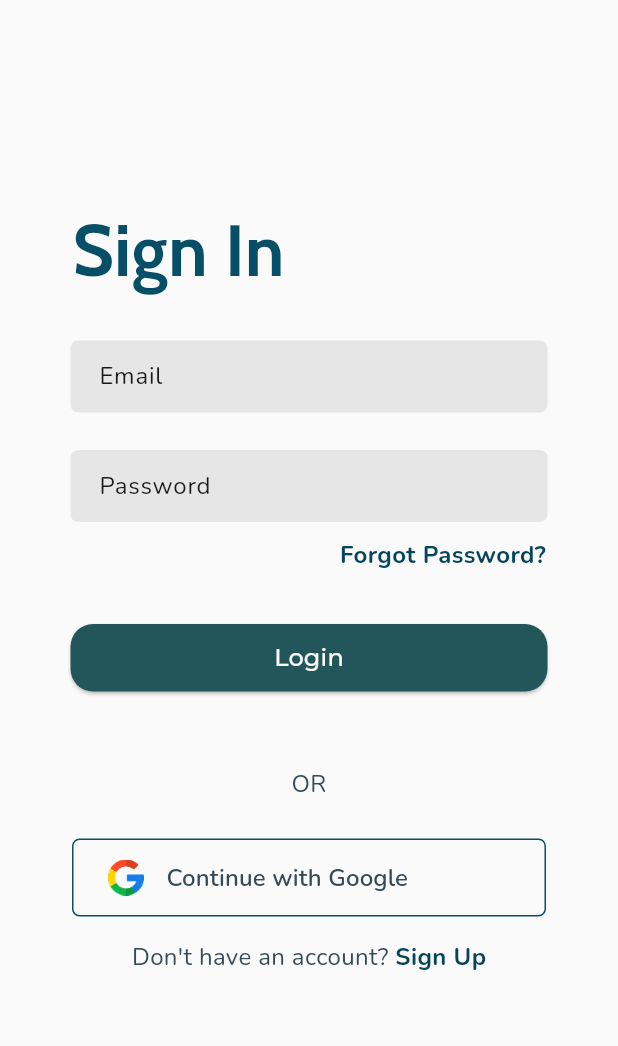
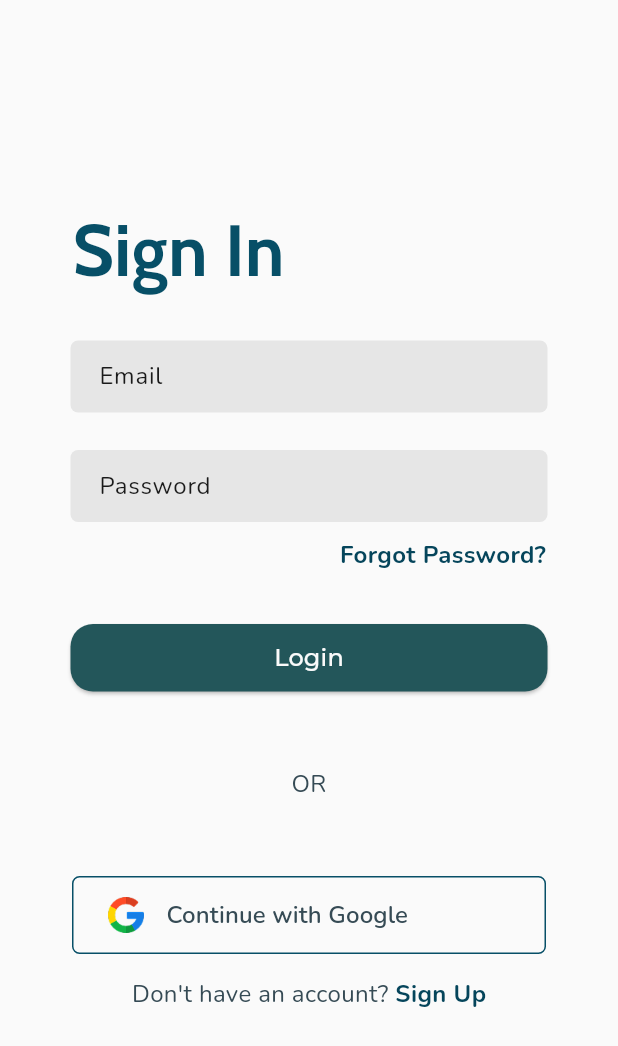
Before and after one commit to Steff1928/301.3_Flutter_Firebase_App, a Flutter app: the screen it shows after launch, after a tap on "Sign In", on a phone screen of 412 x 824 dp. Shown: the top 1046 px of the screen. Run offline on Flutter 3.47's test engine with Material 3 defaults, Android fonts, the phone set to English and light mode, and no system bars; our stand-ins replace cloud_firestore, firebase_auth, firebase_core, google_sign_in; accounts and stored records are empty.

Commit message:
Comments, code cleanup and formatting

```diff
--- a/edubot/lib/components/chat_history_tile.dart
+++ b/edubot/lib/components/chat_history_tile.dart
@@ -6,9 +6,11 @@ class ChatHistoryTile extends StatelessWidget {
   @override
   Widget build(BuildContext context) {
     return SizedBox(
+      // Set the width of the tile to be full and add padding
       width: double.infinity,
       child: Padding(
         padding: const EdgeInsets.symmetric(horizontal: 20.0, vertical: 15),
+        // Create an OutlinedButtom with rounded corners and shadow
         child: OutlinedButton(
           style: OutlinedButton.styleFrom(
             foregroundColor: Color(0xFF05455B),
@@ -19,7 +21,8 @@ class ChatHistoryTile extends StatelessWidget {
               borderRadius: BorderRadius.circular(12),
             ),
           ),
-          onPressed: () {},
+          onPressed: () {}, // TODO: Load conversation item from chat memory
+          // Set the button content to be a Row
           child: Row(
             mainAxisAlignment: MainAxisAlignment.spaceBetween,
             children: [
--- a/edubot/lib/components/error_tile.dart
+++ b/edubot/lib/components/error_tile.dart
@@ -8,6 +8,7 @@ class ErrorTile extends StatelessWidget {
   @override
   Widget build(BuildContext context) {
     return Padding(
+      // Set the padding for the error tile and establish container style
       padding: const EdgeInsets.only(top: 10.0, left: 48, right: 48),
       child: Container(
         decoration: BoxDecoration(
--- a/edubot/lib/components/primary_button.dart
+++ b/edubot/lib/components/primary_button.dart
@@ -2,14 +2,12 @@ import 'package:flutter/material.dart';
 
 class PrimaryButton extends StatelessWidget {
   final String text;
-  final double width;
   final double height;
   final void Function()? onPressed;
 
   const PrimaryButton({
     super.key,
     required this.text,
-    required this.width,
     required this.height,
     required this.onPressed,
   });
@@ -17,12 +15,14 @@ class PrimaryButton extends StatelessWidget {
   @override
   Widget build(BuildContext context) {
     return SizedBox(
+      // Set the width of the button to be full and add padding
       width: double.infinity,
       height: height,
       child: Padding(
         padding: const EdgeInsets.symmetric(horizontal: 47.0),
         child: ElevatedButton.icon(
           onPressed: onPressed,
+          // Add button styling
           style: ElevatedButton.styleFrom(
             backgroundColor: Color(0xFF23565A),
             foregroundColor: Color(0xFFFAFAFA),
@@ -30,6 +30,7 @@ class PrimaryButton extends StatelessWidget {
               borderRadius: BorderRadius.circular(15.0),
             ),
           ),
+          // Set the button content to text passed in
           label: Text(
             text,
             style: TextStyle(fontFamily: "Montserrat", fontSize: 16),
--- a/edubot/lib/components/primary_text_field.dart
+++ b/edubot/lib/components/primary_text_field.dart
@@ -18,10 +18,13 @@ class PrimaryTextField extends StatelessWidget {
   @override
   Widget build(BuildContext context) {
     return Padding(
+      // Set the padding for the text field and establish required properties
       padding: const EdgeInsets.symmetric(horizontal: 47),
       child: TextFormField(
         controller: controller,
         obscureText: obscureText,
+
+        // Text field styling
         style: TextStyle(color: Color(0xFF1A1A1A)),
         cursorColor: Color(0xFF074F67),
 
--- a/edubot/lib/components/secondary_button.dart
+++ b/edubot/lib/components/secondary_button.dart
@@ -2,14 +2,12 @@ import 'package:flutter/material.dart';
 
 class SecondaryButton extends StatelessWidget {
   final String text;
-  final double width;
   final double height;
   final void Function()? onPressed;
 
   const SecondaryButton({
     super.key,
     required this.text,
-    required this.width,
     required this.height,
     required this.onPressed,
   });
@@ -17,6 +15,7 @@ class SecondaryButton extends StatelessWidget {
   @override
   Widget build(BuildContext context) {
     return SizedBox(
+      // Set the width of the button to be full and add padding
       width: double.infinity,
       height: height,
       child: Padding(
@@ -31,7 +30,6 @@ class SecondaryButton extends StatelessWidget {
             shape: RoundedRectangleBorder(
               borderRadius: BorderRadius.circular(15.0),
             ),
-            fixedSize: Size(width, height),
           ),
           label: Text(
             text,
--- a/edubot/lib/components/settings_tile.dart
+++ b/edubot/lib/components/settings_tile.dart
@@ -3,6 +3,7 @@ import 'package:flutter/material.dart';
 class SettingsTile extends StatelessWidget {
   const SettingsTile({super.key, required this.title, required this.icon, this.onTap});
 
+  // Initialize the required variables
   final String title;
   final IconData icon;
   final Function()? onTap;
@@ -10,6 +11,7 @@ class SettingsTile extends StatelessWidget {
   @override
   Widget build(BuildContext context) {
     return ListTile(
+      // Set the tile style
       contentPadding: EdgeInsets.symmetric(horizontal: 27),
       leading: Icon(icon, color: Color(0xFF1A1A1A)),
       title: Text(
--- a/edubot/lib/components/sso_tile.dart
+++ b/edubot/lib/components/sso_tile.dart
@@ -1,6 +1,7 @@
 import 'package:flutter/material.dart';
 
 class SsoTile extends StatelessWidget {
+  // Initialise the required variables
   final String imagePath;
   final double width;
   final double height;
@@ -17,10 +18,12 @@ class SsoTile extends StatelessWidget {
   @override
   Widget build(BuildContext context) {
     return SizedBox(
+      // Set the width of the button tile to be full and add padding
       width: double.infinity,
       height: height,
       child: Padding(
         padding: const EdgeInsets.symmetric(horizontal: 48),
+        // Add button styling
         child: OutlinedButton(
           onPressed: onPressed,
           style: OutlinedButton.styleFrom(
@@ -32,6 +35,7 @@ class SsoTile extends StatelessWidget {
               borderRadius: BorderRadius.circular(5),
             ),
           ),
+          // Set the tile content to text passed in and the image
           child: Row(
             children: [
               Padding(
--- a/edubot/lib/main.dart
+++ b/edubot/lib/main.dart
@@ -8,9 +8,12 @@ import 'package:provider/provider.dart';
 import 'firebase_options.dart';
 
 void main() async {
+  // Initialize Firebase
   WidgetsFlutterBinding.ensureInitialized();
   await Firebase.initializeApp(options: DefaultFirebaseOptions.currentPlatform);
   runApp(
+    // Initialize the app within a ChangeNotifierProvider
+    // to provide the ChatProvider to the entire app
     ChangeNotifierProvider(
       create: (context) => ChatProvider(),
       child: const MyApp(),
@@ -23,6 +26,7 @@ class MyApp extends StatelessWidget {
 
   @override
   Widget build(BuildContext context) {
+    // Set the app theme, itle and additional properties
     return MaterialApp(
       title: "EduBot",
       debugShowCheckedModeBanner: false,
--- a/edubot/lib/pages/intro_page.dart
+++ b/edubot/lib/pages/intro_page.dart
@@ -105,7 +105,6 @@ class IntroPage extends StatelessWidget {
                       children: [
                         PrimaryButton(
                           text: "Sign In",
-                          width: 318,
                           height: 45,
                           onPressed: () {
                             Navigator.push(
@@ -122,7 +121,6 @@ class IntroPage extends StatelessWidget {
                         // Register button
                         SecondaryButton(
                           text: "Create Account",
-                          width: 318,
                           height: 45,
                           onPressed: () {
                             Navigator.push(
--- a/edubot/lib/pages/user_login_page.dart
+++ b/edubot/lib/pages/user_login_page.dart
@@ -9,7 +9,7 @@ import 'package:edubot/services/authentication/google_service.dart';
 import 'package:flutter/material.dart';
 
 class UserLoginPage extends StatefulWidget {
-  final void Function()? onTap;
+  final void Function()? onTap; // Function to navigate to the sign up page
 
   const UserLoginPage({super.key, required this.onTap});
 
@@ -51,6 +51,7 @@ class _UserLoginPageState extends State<UserLoginPage> {
     // Attempt google sign in
     await googleService.signInWithGoogle();
 
+    // Check if user is signed in (all messages displayed in the snackbar)
     if (authManager.getCurrentUser() != null) {
       final snackBar = SnackBar(
         content: Row(
@@ -126,13 +127,14 @@ class _UserLoginPageState extends State<UserLoginPage> {
       },
     );
 
+    // If all fields are filled, try login
     if (_emailController.text != "" && _passwordController.text != "") {
-      // Try login
       try {
         await authManager.signIn(
           _emailController.text,
           _passwordController.text,
         );
+        // Show snackbar if login is successful
         final snackBar = SnackBar(
           content: Row(
             children: [
@@ -162,6 +164,7 @@ class _UserLoginPageState extends State<UserLoginPage> {
         });
       }
     } else {
+      // Show error message if any field is empty
       setState(() {
         _errorMessage = "All fields are required.";
       });
@@ -169,6 +172,7 @@ class _UserLoginPageState extends State<UserLoginPage> {
       return;
     }
 
+    // Remove all pages in the navigation stack
     if (authManager.getCurrentUser() != null) {
       navigator.pushAndRemoveUntil(
         MaterialPageRoute(builder: (_) => AuthGate()),
@@ -233,6 +237,7 @@ class _UserLoginPageState extends State<UserLoginPage> {
                     Padding(
                       padding: const EdgeInsets.only(right: 48, top: 10),
                       child: GestureDetector(
+                        // Navigate to password recovery page
                         onTap:
                             () => Navigator.push(
                               context,
@@ -258,7 +263,6 @@ class _UserLoginPageState extends State<UserLoginPage> {
                     Center(
                       child: PrimaryButton(
                         text: "Login",
-                        width: 318,
                         height: 45,
                         onPressed: () => signInWithEmailAndPassword(context),
                       ),
@@ -279,7 +283,7 @@ class _UserLoginPageState extends State<UserLoginPage> {
                   ),
                 ),
 
-                SizedBox(height: 25),
+                SizedBox(height: 50),
 
                 // Google sign in button
                 SafeArea(
--- a/edubot/lib/services/authentication/auth_gate.dart
+++ b/edubot/lib/services/authentication/auth_gate.dart
@@ -8,6 +8,7 @@ class AuthGate extends StatelessWidget {
 
   @override
   Widget build(BuildContext context) {
+    // Listen to auth state changes
     return StreamBuilder<User?>(
       stream: FirebaseAuth.instance.authStateChanges(),
       builder: (context, snapshot) {
--- a/edubot/lib/services/authentication/google_service.dart
+++ b/edubot/lib/services/authentication/google_service.dart
@@ -9,10 +9,10 @@ class GoogleService {
   // Google sign in
   Future<void> signInWithGoogle() async {
     // Sign in with credential
+    final GoogleSignIn googleSignIn = GoogleSignIn();
 
-    final GoogleSignIn googleSignIn = GoogleSignIn();
     try {
-      // Begin interactive sign in process
+      // Try begin interactive sign in process
       final GoogleSignInAccount? gUser = await googleSignIn.signIn();
 
       if (gUser == null) {
@@ -28,6 +28,7 @@ class GoogleService {
           accessToken: gAuth.accessToken,
         );
 
+        // Sign in to Firebase with credential
         final userCredential = await FirebaseAuth.instance.signInWithCredential(
           credential,
         );
@@ -40,6 +41,7 @@ class GoogleService {
         });
       }
     } catch (e) {
+      // Handle errors silently
       return;
     }
   }
--- a/edubot/lib/services/authentication/login_or_register.dart
+++ b/edubot/lib/services/authentication/login_or_register.dart
@@ -31,6 +31,7 @@ class _LoginOrRegisterState extends State<LoginOrRegister> {
 
   @override
   Widget build(BuildContext context) {
+    // Return the appropriate page based on the boolean value
     if (_showLoginPage) {
       return UserLoginPage(onTap: togglePages,);
     } else {
--- a/edubot/lib/services/chat/chat_provider.dart
+++ b/edubot/lib/services/chat/chat_provider.dart
@@ -58,6 +58,4 @@ class ChatProvider extends ChangeNotifier {
     // Update UI
     notifyListeners();
   }
-
-
 }
--- a/edubot/lib/services/chat/llama_api_service.dart
+++ b/edubot/lib/services/chat/llama_api_service.dart
@@ -35,6 +35,7 @@ class LlamaApiService {
         throw Exception("Server error: ${response.statusCode}");
       }
     } catch (e) {
+      // Handle errors
       throw Exception("Request failed: $e");
     }
 
```
Also changed, not shown: edubot/lib/components/chat_bubble.dart (+16 -3 lines), edubot/lib/pages/chat_page.dart (+8 -7 lines), edubot/lib/pages/password_recovery_page.dart (+6 -5 lines), edubot/lib/pages/register_account_page.dart (+8 -7 lines), edubot/lib/services/authentication/auth_manager.dart (+12 -8 lines).
